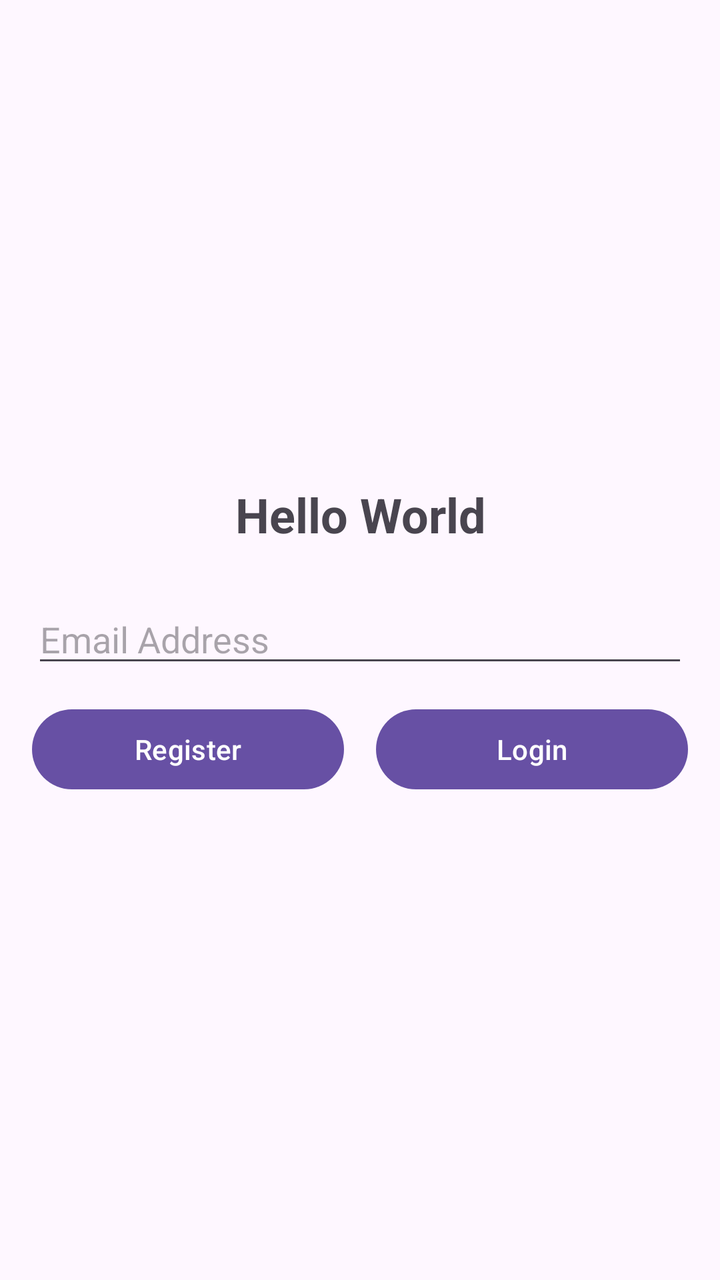
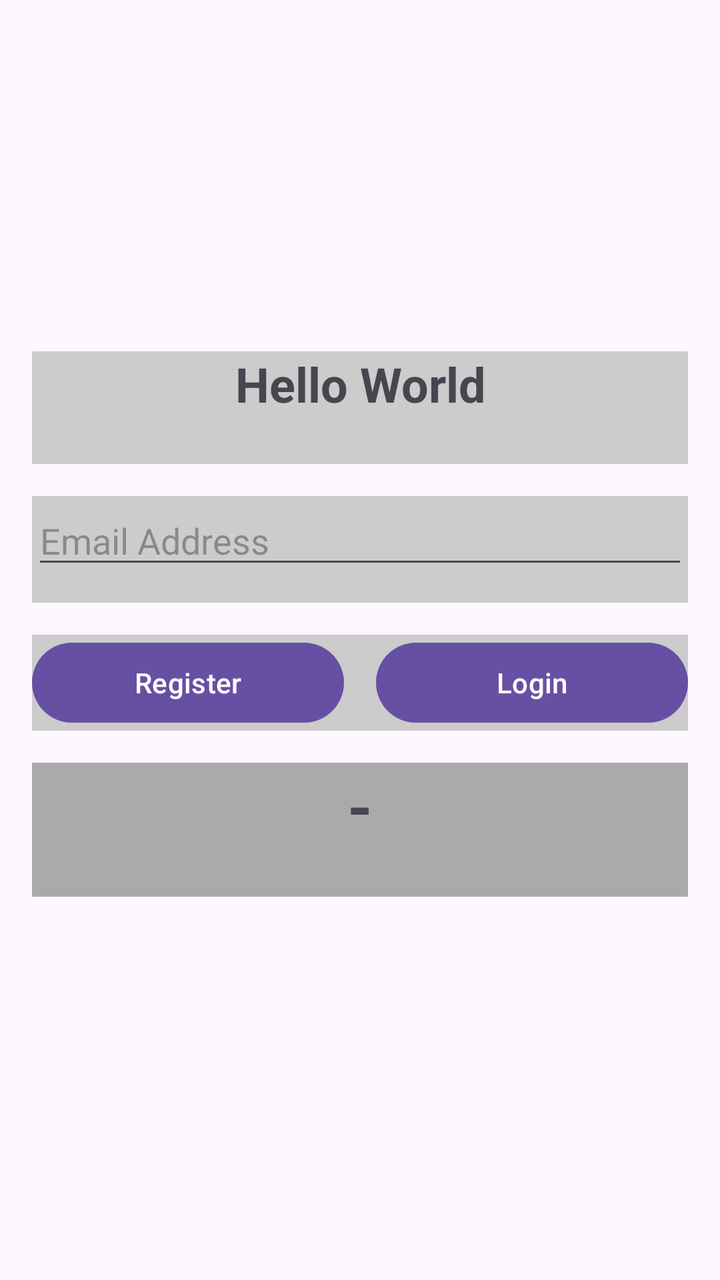

Two renders of the same Android screen: before a commit and after it. Below are the layout's source before the change and the commit's diff.
<!-- AndroidManifest.xml: application theme Theme.HelloWordKotlin -->
<!-- res/layout/activity_main.xml -->
<?xml version="1.0" encoding="utf-8"?>
<LinearLayout xmlns:android="http://schemas.android.com/apk/res/android"
    android:layout_width="match_parent"
    android:layout_height="match_parent"
    xmlns:tools="http://schemas.android.com/tools"
    android:id="@+id/main"
    android:orientation="vertical"
    android:padding="16dp"
    android:gravity="center_vertical"
    tools:context=".MainActivity">

    
    <TextView
        android:layout_width="match_parent"
        android:layout_height="wrap_content"
        android:text="Hello World"
        android:textSize="24sp"
        android:textStyle="bold"
        android:layout_marginBottom="24dp"
        android:gravity="center_horizontal" />

    
    <EditText
        android:layout_width="match_parent"
        android:layout_height="wrap_content"
        android:hint="Email Address"
        android:inputType="textEmailAddress"
        android:layout_marginBottom="12dp" />

    

    <LinearLayout
        android:layout_width="match_parent"
        android:layout_height="wrap_content"
        android:orientation="horizontal">

        <Button
            android:layout_width="0dp"
            android:layout_height="wrap_content"
            android:layout_weight="1"
            android:text="Register"
            android:onClick="onRegister"
            android:layout_marginRight="8dp" />

        <Button
            android:layout_width="0dp"
            android:layout_height="wrap_content"
            android:layout_weight="1"
            android:text="Login"
            android:onClick="onLogin"
            android:layout_marginLeft="8dp" />

    </LinearLayout>

</LinearLayout>
<!-- resources referenced by this layout -->
<resources>
  <style name="Theme.HelloWordKotlin" parent="Base.Theme.HelloWordKotlin" />
  <style name="Base.Theme.HelloWordKotlin" parent="Theme.Material3.DayNight.NoActionBar">
          
          
      </style>
</resources>

<!-- the commit's change to res/layout/activity_main.xml (unified diff, before → after) -->
@@ -9,6 +9,12 @@
     android:gravity="center_vertical"
     tools:context=".MainActivity">
 
+    <LinearLayout
+        android:layout_width="match_parent"
+        android:layout_height="wrap_content"
+        android:layout_marginBottom="16dp"
+        android:background="#CCCCCC"
+        android:orientation="horizontal">
     
     <TextView
         android:layout_width="match_parent"
@@ -19,19 +25,32 @@
         android:layout_marginBottom="24dp"
         android:gravity="center_horizontal" />
 
+    </LinearLayout>
+
+
+    <LinearLayout
+        android:layout_width="match_parent"
+        android:layout_height="wrap_content"
+        android:layout_marginBottom="16dp"
+        android:background="#CCCCCC"
+        android:orientation="horizontal">
     
     <EditText
         android:layout_width="match_parent"
         android:layout_height="wrap_content"
         android:hint="Email Address"
         android:inputType="textEmailAddress"
+        android:id="@+id/emailId"
         android:layout_marginBottom="12dp" />
+    </LinearLayout>
 
     
 
     <LinearLayout
         android:layout_width="match_parent"
         android:layout_height="wrap_content"
+        android:layout_marginBottom="16dp"
+        android:background="#CCCCCC"
         android:orientation="horizontal">
 
         <Button
@@ -52,4 +71,23 @@
 
     </LinearLayout>
 
+    <LinearLayout
+        android:layout_width="match_parent"
+        android:layout_height="wrap_content"
+        android:layout_marginBottom="16dp"
+        android:background="#AAAAAA"
+        android:orientation="horizontal">
+
+        <TextView
+            android:id="@+id/emailTextID"
+            android:layout_width="match_parent"
+            android:layout_height="wrap_content"
+            android:layout_marginBottom="24dp"
+            android:gravity="center_horizontal"
+            android:text="-"
+            android:textSize="32sp"
+            android:textStyle="bold" />
+
+    </LinearLayout>
+
 </LinearLayout>
